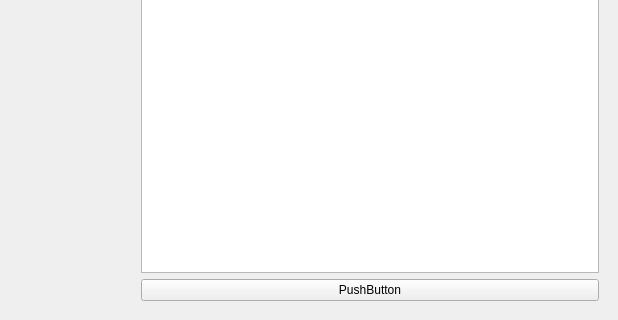
The window that weina/weina/homewidget.ui (jeedyang/weina) describes before a commit, drawn with Qt 5; both pictures show x 362 to 980 and y 301 to 621 of the 980 by 621 pixel window.
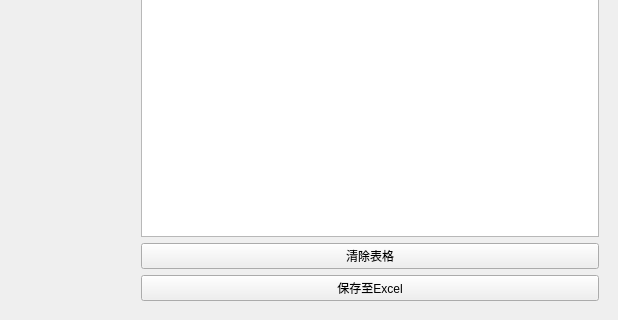
The same window after the commit.

```diff
--- a/weina/weina/homewidget.ui
+++ b/weina/weina/homewidget.ui
@@ -62,12 +62,19 @@
        <widget class="QWidget" name="widget" native="true">
         <layout class="QVBoxLayout" name="verticalLayout">
          <item>
-          <widget class="QTextBrowser" name="textBrowser"/>
+          <widget class="QTableWidget" name="tableWidget"/>
          </item>
          <item>
           <widget class="QPushButton" name="pushButton_save">
            <property name="text">
-            <string>PushButton</string>
+            <string>清除表格</string>
+           </property>
+          </widget>
+         </item>
+         <item>
+          <widget class="QPushButton" name="pushButton_saveToExcel">
+           <property name="text">
+            <string>保存至Excel</string>
            </property>
           </widget>
          </item>
```
Left out of the diff: 2 changed lines with no effect on the pictures.
